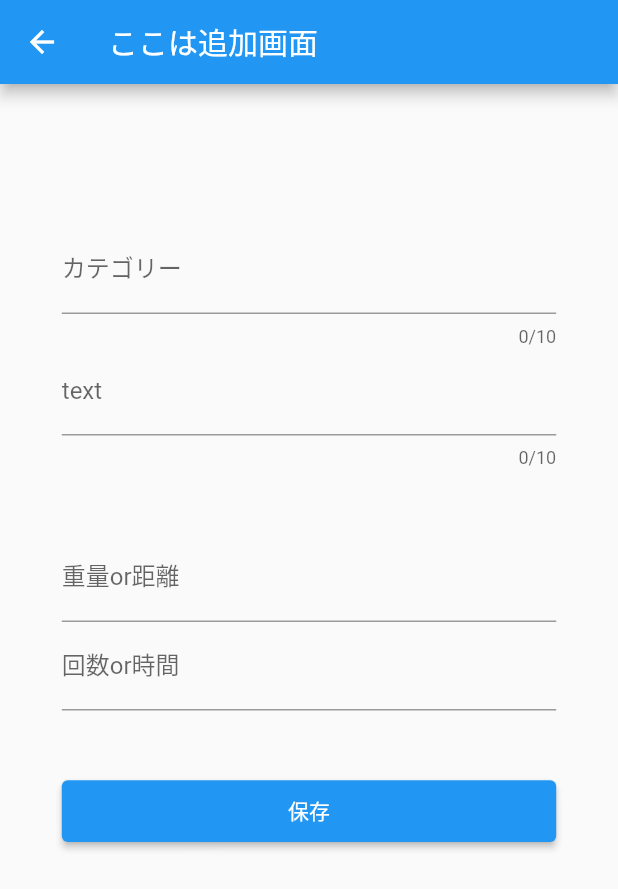
After one commit to maruyama-lion/Training-calendar, a Flutter app: the screen it shows after launch, item 3 of the bottom bar chosen, after a tap on "report追加", on a phone screen of 412 x 824 dp. The commit adds this screen. Shown: the top 889 px of the screen. Run offline on Flutter 3.47's test engine with Material 2 defaults, Android fonts, the phone set to English and light mode, and no system bars; our stand-ins replace cloud_firestore, firebase_core, flutter_calendar_carousel; accounts and stored records are empty.

Commit message:
Report recording

```diff
--- /dev/null
+++ b/lib/pages/add_page.dart
@@ -0,0 +1,117 @@
+// ignore_for_file: use_key_in_widget_constructors, must_be_immutable
+
+import 'package:cloud_firestore/cloud_firestore.dart';
+import 'package:flutter/material.dart';
+import 'package:intl/intl.dart';
+
+// class AddPage extends StatefulWidget {
+//   const AddPage({Key? key}) : super(key: key);
+
+//   @override
+//   _AddPageState createState() => _AddPageState();
+// }
+
+// class _AddPageState extends State<AddPage> {
+class AddPage extends StatelessWidget {
+  late CollectionReference reports;
+  // テキストフィールドを管理するコントローラを作成
+  // 入力された内容をこのコントローラを使用して取り出します。
+  final textController = TextEditingController();
+  final categoryController = TextEditingController();
+
+  Future<void> addReport() async {
+    var collection = FirebaseFirestore.instance.collection('report');
+    collection.add({
+      'category': categoryController.text,
+      // 'text': textController.text,
+      'date': DateFormat('yyyy年M月d日').format(DateTime.now()),
+      'created_date': DateTime.now(),
+    });
+  }
+
+  // widgetの破棄時にコントローラも破棄する
+  void dispose() {
+    categoryController.dispose();
+    textController.dispose();
+    dispose();
+  }
+
+  @override
+  Widget build(BuildContext context) {
+    var _size = MediaQuery.of(context).size;
+
+    return Scaffold(
+      appBar: AppBar(
+        title: const Text("ここは追加画面"),
+      ),
+      body: Center(
+        child: Column(
+          mainAxisAlignment: MainAxisAlignment.center,
+          // ignore: prefer_const_literals_to_create_immutables
+          children: <Widget>[
+            const Spacer(
+              flex: 2,
+            ),
+            const SizedBox(height: 8),
+            SizedBox(
+              width: MediaQuery.of(context).size.width * 0.8,
+              child: TextField(
+                  controller: categoryController,
+                  decoration: const InputDecoration(labelText: 'カテゴリー'),
+                  // 最大文字数
+                  maxLength: 10),
+            ),
+            SizedBox(
+              width: MediaQuery.of(context).size.width * 0.8,
+              child: TextField(
+                  controller: textController,
+                  decoration: const InputDecoration(labelText: 'text'),
+                  // 最大文字数
+                  maxLength: 10),
+            ),
+            const Spacer(
+              flex: 1,
+            ),
+            SizedBox(
+              width: MediaQuery.of(context).size.width * 0.8,
+              child: Column(
+                children: <Widget>[
+                  TextFormField(
+                    decoration: const InputDecoration(labelText: '重量or距離'),
+                  ),
+                ],
+              ),
+            ),
+            SizedBox(
+              width: MediaQuery.of(context).size.width * 0.8,
+              child: Column(
+                children: <Widget>[
+                  TextFormField(
+                    decoration: const InputDecoration(labelText: '回数or時間'),
+                  ),
+                ],
+              ),
+            ),
+            const Spacer(
+              flex: 1,
+            ),
+            ElevatedButton(
+              onPressed: () {
+                addReport();
+                categoryController.clear();
+                textController.clear();
+                Navigator.pop(context);
+              },
+              child: const Text('保存'),
+              style: ElevatedButton.styleFrom(
+                  fixedSize: Size(_size.width * 0.8, _size.height * 0.05)),
+            ),
+            const Spacer(
+              flex: 6,
+            ),
+          ],
+        ),
+      ),
+    );
+  }
+}
--- a/lib/pages/report_page.dart
+++ b/lib/pages/report_page.dart
@@ -1,9 +1,12 @@
 // ignore_for_file: avoid_function_literals_in_foreach_calls, prefer_const_constructors
+
+// import 'dart:html';
 
 // import 'dart:html';
 
 import 'package:cloud_firestore/cloud_firestore.dart';
 import 'package:flutter/material.dart';
+import 'package:training_calendar/pages/add_page.dart';
 import 'package:training_calendar/pages/edit_page.dart';
 import 'package:training_calendar/pages/see_page.dart';
 
@@ -38,7 +41,24 @@ class _ReportPageState extends State<ReportPage> {
                 return CircularProgressIndicator();
               }
               if (snapshot.data!.docs.isEmpty) {
-                return Text('登録されてる記録はありません。');
+                return Column(
+                  mainAxisAlignment: MainAxisAlignment.center,
+                  children: [
+                    Text('登録されてる記録はありません。'),
+                    ElevatedButton(
+                      child: Text('report追加'),
+                      onPressed: () {
+                        // 押したら反応するコードを書く
+                        // 画面遷移のコード
+                        Navigator.push(
+                            context,
+                            MaterialPageRoute(
+                              builder: (context) => AddPage(),
+                            ));
+                      },
+                    ),
+                  ],
+                );
               }
               return ListView.builder(
                 itemCount: snapshot.data!.docs.length,
--- a/lib/pages/see_page.dart
+++ b/lib/pages/see_page.dart
@@ -23,6 +23,8 @@ class SeePage extends StatelessWidget {
             ),
             Text((report.data() as Map)['category'],
                 style: const TextStyle(fontSize: 18)),
+            Text((report.data() as Map)['date'],
+                style: const TextStyle(fontSize: 18)),
           ],
         ),
       ),
--- a/lib/pages/top_page.dart
+++ b/lib/pages/top_page.dart
@@ -2,6 +2,7 @@
 
 import 'package:cloud_firestore/cloud_firestore.dart';
 import 'package:flutter/material.dart';
+import 'package:intl/intl.dart';
 
 class TopPage extends StatefulWidget {
   const TopPage({Key? key}) : super(key: key);
@@ -22,7 +23,8 @@ class _TopPageState extends State<TopPage> {
     collection.add({
       'category': categoryController.text,
       // 'text': textController.text,
-      // 'created_data': Timestamp.now(),
+      'date': DateFormat('yyyy年M月d日').format(DateTime.now()),
+      'created_date': DateTime.now(),
     });
   }
 
```
